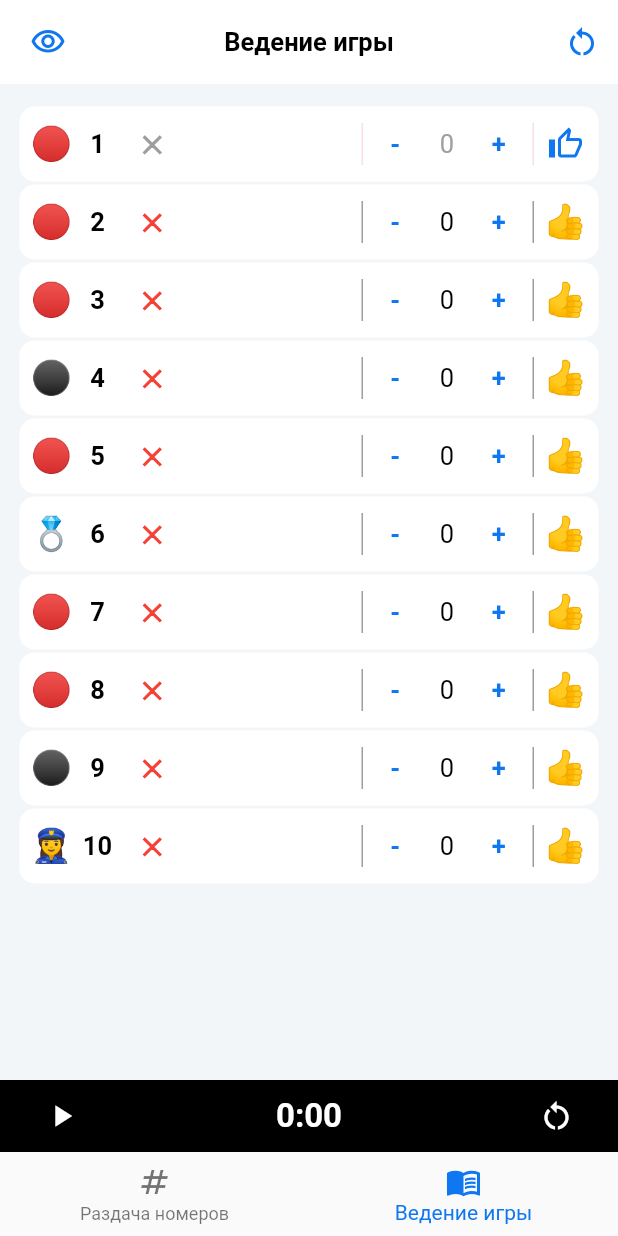
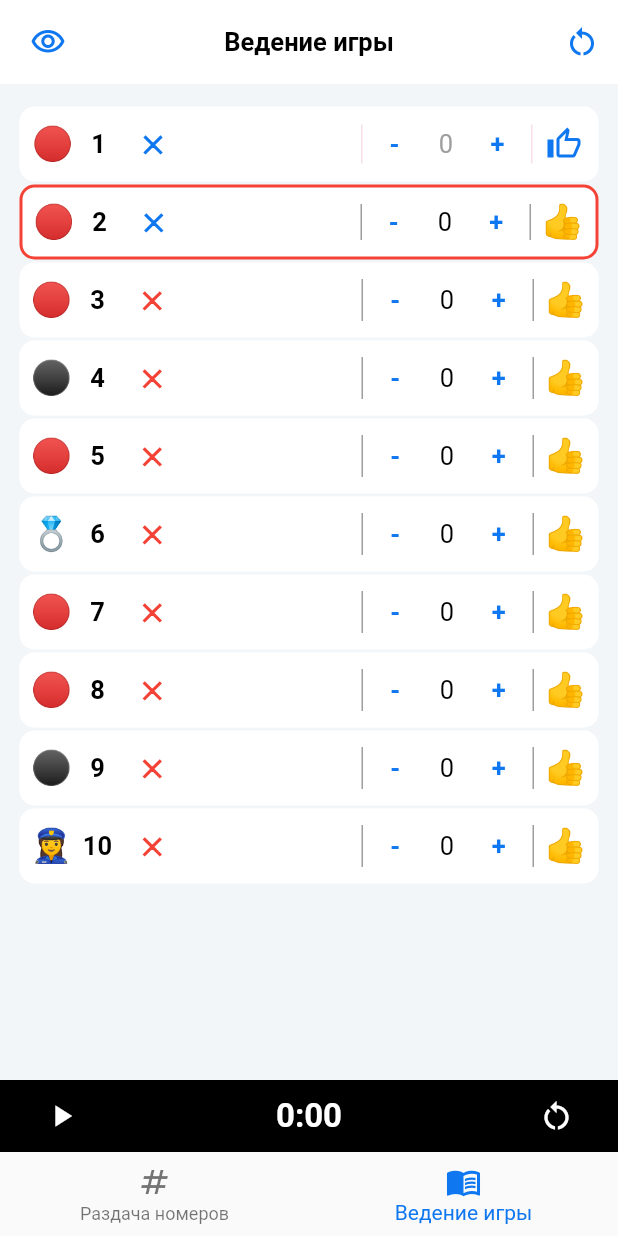
Before and after one commit to Sergey270/beta1, a Flutter app: the screen it shows after launch, item 2 of the bottom bar chosen, on a phone screen of 412 x 824 dp. Run offline on Flutter 3.47's test engine with Material 2 defaults, Android fonts, the phone set to English and light mode, and no system bars.

Commit message:
pl1 color

```diff
--- a/lib/mafia.dart
+++ b/lib/mafia.dart
@@ -14,6 +14,9 @@
   List<String> nominatePlayers = [''];
   late bool votingContainer;
   late Color colorFouls;
+  Color colorFrameInside = Colors.white;
+  Color colorFrame = Colors.transparent;
+  bool colorFrameBool = false;
 
   late bool hideRoles;
   late bool space;
@@ -84,6 +87,7 @@
     votingContainer = false;
 
     colorFouls = Colors.grey;
+    // colorFrameInside = Colors.white;
 
     hideRoles = true;
     space = true;
@@ -123,9 +127,22 @@
       colorFouls = Colors.grey;
     } else if (fouls >= 1 && fouls < 3) {
       colorFouls = Colors.black;
+      colorFrameInside = Colors.white;
+      colorFrame = Colors.transparent;
+      colorFrameBool = false;
     } else {
       colorFouls = Colors.red;
+
+      colorFrameInside = const Color.fromRGBO(255, 233, 233, 1);
+      colorFrame = Colors.red;
+      colorFrameBool = true;
     }
+  }
+
+  void changeColorFrame() {
+    deletePlayer && colorFrameBool
+        ? colorFrame = Colors.red
+        : colorFrame = Colors.transparent;
   }
 
   void isVotingContainer() {
@@ -217,8 +234,12 @@
                         Container(
                           clipBehavior: Clip.hardEdge,
                           decoration: BoxDecoration(
+                            border: Border.all(
+                              color: colorFrame,
+                              width: 1.0,
+                            ),
                             color: deletePlayer
-                                ? Colors.white
+                                ? colorFrameInside
                                 : Colors.transparent,
                             borderRadius:
                                 const BorderRadius.all(Radius.circular(10)),
@@ -281,6 +302,7 @@
                                           setState(() {
                                             space = true;
                                             deletePlayer = !deletePlayer;
+                                            changeColorFrame();
                                           });
                                         },
                                         child: Text(
@@ -288,7 +310,8 @@
                                           style: TextStyle(
                                             fontSize: 17.0,
                                             color: deletePlayer
-                                                ? cleanColor = Colors.grey
+                                                ? const Color.fromRGBO(
+                                                    15, 119, 240, 1)
                                                 : cleanColor =
                                                     const Color(0x80999999),
                                             fontWeight: FontWeight.w700,
@@ -532,8 +555,12 @@
                         Container(
                           clipBehavior: Clip.hardEdge,
                           decoration: BoxDecoration(
+                            border: Border.all(
+                              color: Colors.red, //
+                              width: 2.0,
+                            ),
                             color: deletePlayer2
-                                ? Colors.white
+                                ? colorFrameInside
                                 : Colors.transparent,
                             borderRadius:
                                 const BorderRadius.all(Radius.circular(10)),
@@ -603,7 +630,9 @@
                                           style: TextStyle(
                                             fontSize: 17.0,
                                             color: deletePlayer2
-                                                ? cleanColor = Colors.red
+                                                ? cleanColor =
+                                                    const Color.fromRGBO(
+                                                        15, 119, 240, 1)
                                                 : cleanColor =
                                                     const Color(0x80999999),
                                             fontWeight: FontWeight.w700,
@@ -3444,14 +3473,14 @@
                                 ],
                               ),
                               TextButton(
-                                child: const Text('Сбросить',
+                                child: const Text(
+                                  'Сбросить',
                                   textAlign: TextAlign.right,
                                   style: TextStyle(
                                     fontSize: 17.0,
                                     color: Colors.white,
                                   ),
                                 ),
-
                                 onPressed: () {
                                   setState(() {
                                     nominatePlayers.clear();
```
